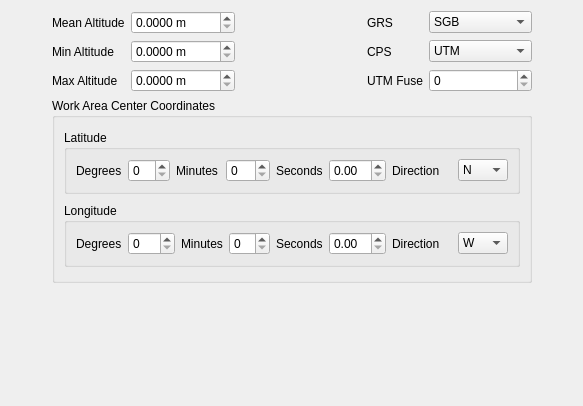
Before: the Qt Designer form interface/project/TerrainLayout.ui in e-foto/e-foto, drawn with Qt 5.
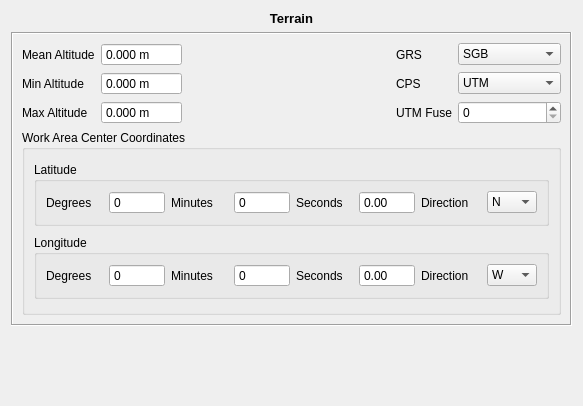
After: the same form once the commit is applied.

Commit message: Layouts updated and new FlightForm Added.

Diff of the .ui file:
```diff
--- a/interface/project/TerrainLayout.ui
+++ b/interface/project/TerrainLayout.ui
@@ -13,8 +13,223 @@
   <property name="windowTitle">
    <string>Form</string>
   </property>
-  <layout class="QGridLayout" name="gridLayout_2">
+  <layout class="QVBoxLayout" name="verticalLayout_3">
+   <item>
+    <widget class="QLabel" name="label_3">
+     <property name="text">
+      <string>&lt;!DOCTYPE HTML PUBLIC &quot;-//W3C//DTD HTML 4.0//EN&quot; &quot;http://www.w3.org/TR/REC-html40/strict.dtd&quot;&gt;
+&lt;html&gt;&lt;head&gt;&lt;meta name=&quot;qrichtext&quot; content=&quot;1&quot; /&gt;&lt;style type=&quot;text/css&quot;&gt;
+p, li { white-space: pre-wrap; }
+&lt;/style&gt;&lt;/head&gt;&lt;body style=&quot; font-family:'Sans'; font-size:10pt; font-weight:400; font-style:normal;&quot;&gt;
+&lt;p style=&quot; margin-top:0px; margin-bottom:0px; margin-left:0px; margin-right:0px; -qt-block-indent:0; text-indent:0px;&quot;&gt;&lt;span style=&quot; font-weight:600;&quot;&gt;Terrain&lt;/span&gt;&lt;/p&gt;&lt;/body&gt;&lt;/html&gt;</string>
+     </property>
+     <property name="alignment">
+      <set>Qt::AlignCenter</set>
+     </property>
+    </widget>
+   </item>
+   <item>
+    <widget class="QFrame" name="frame">
+     <property name="frameShape">
+      <enum>QFrame::Box</enum>
+     </property>
+     <property name="frameShadow">
+      <enum>QFrame::Sunken</enum>
+     </property>
+     <layout class="QVBoxLayout" name="verticalLayout">
+      <item>
+       <layout class="QGridLayout" name="gridLayout">
+        <item row="0" column="0">
+         <widget class="QLabel" name="meanAltitudeLabel">
+          <property name="minimumSize">
+           <size>
+            <width>0</width>
+            <height>0</height>
+           </size>
+          </property>
+          <property name="text">
+           <string>Mean Altitude</string>
+          </property>
+         </widget>
+        </item>
+        <item row="0" column="1">
+         <widget class="QDoubleSpinBox" name="meanAltSpinBox">
+          <property name="buttonSymbols">
+           <enum>QAbstractSpinBox::NoButtons</enum>
+          </property>
+          <property name="accelerated">
+           <bool>true</bool>
+          </property>
+          <property name="prefix">
+           <string/>
+          </property>
+          <property name="suffix">
+           <string> m</string>
+          </property>
+          <property name="decimals">
+           <number>3</number>
+          </property>
+          <property name="maximum">
+           <double>10000.000000000000000</double>
+          </property>
+         </widget>
+        </item>
+        <item row="1" column="0">
+         <widget class="QLabel" name="minAltitudeLabel">
+          <property name="minimumSize">
+           <size>
+            <width>0</width>
+            <height>0</height>
+           </size>
+          </property>
+          <property name="text">
+           <string>Min Altitude</string>
+          </property>
+         </widget>
+        </item>
    <item row="1" column="1">
+         <widget class="QDoubleSpinBox" name="minAltSpinBox">
+          <property name="buttonSymbols">
+           <enum>QAbstractSpinBox::NoButtons</enum>
+          </property>
+          <property name="accelerated">
+           <bool>true</bool>
+          </property>
+          <property name="prefix">
+           <string/>
+          </property>
+          <property name="suffix">
+           <string> m</string>
+          </property>
+          <property name="decimals">
+           <number>3</number>
+          </property>
+          <property name="maximum">
+           <double>10000.000000000000000</double>
+          </property>
+         </widget>
+        </item>
+        <item row="2" column="0">
+         <widget class="QLabel" name="maxAltitudeLabel">
+          <property name="minimumSize">
+           <size>
+            <width>0</width>
+            <height>0</height>
+           </size>
+          </property>
+          <property name="text">
+           <string>Max Altitude</string>
+          </property>
+         </widget>
+        </item>
+        <item row="2" column="1">
+         <widget class="QDoubleSpinBox" name="maxAltSpinBox">
+          <property name="buttonSymbols">
+           <enum>QAbstractSpinBox::NoButtons</enum>
+          </property>
+          <property name="accelerated">
+           <bool>true</bool>
+          </property>
+          <property name="suffix">
+           <string> m</string>
+          </property>
+          <property name="decimals">
+           <number>3</number>
+          </property>
+          <property name="maximum">
+           <double>10000.000000000000000</double>
+          </property>
+         </widget>
+        </item>
+        <item row="0" column="3">
+         <widget class="QLabel" name="label">
+          <property name="minimumSize">
+           <size>
+            <width>0</width>
+            <height>0</height>
+           </size>
+          </property>
+          <property name="text">
+           <string>GRS</string>
+          </property>
+         </widget>
+        </item>
+        <item row="0" column="4">
+         <widget class="QComboBox" name="grsComboBox">
+          <item>
+           <property name="text">
+            <string>SGB</string>
+           </property>
+          </item>
+          <item>
+           <property name="text">
+            <string>SIRGAS2000</string>
+           </property>
+          </item>
+          <item>
+           <property name="text">
+            <string>SAD69</string>
+           </property>
+          </item>
+          <item>
+           <property name="text">
+            <string>WGS84</string>
+           </property>
+          </item>
+         </widget>
+        </item>
+        <item row="1" column="4">
+         <widget class="QComboBox" name="cpsComboBox">
+          <item>
+           <property name="text">
+            <string>UTM</string>
+           </property>
+          </item>
+         </widget>
+        </item>
+        <item row="1" column="3">
+         <widget class="QLabel" name="label_2">
+          <property name="minimumSize">
+           <size>
+            <width>0</width>
+            <height>0</height>
+           </size>
+          </property>
+          <property name="text">
+           <string>CPS</string>
+          </property>
+         </widget>
+        </item>
+        <item row="1" column="2">
+         <spacer name="horizontalSpacer">
+          <property name="orientation">
+           <enum>Qt::Horizontal</enum>
+          </property>
+          <property name="sizeHint" stdset="0">
+           <size>
+            <width>30</width>
+            <height>20</height>
+           </size>
+          </property>
+         </spacer>
+        </item>
+        <item row="2" column="3">
+         <widget class="QLabel" name="label_10">
+          <property name="text">
+           <string>UTM Fuse</string>
+          </property>
+         </widget>
+        </item>
+        <item row="2" column="4">
+         <widget class="QSpinBox" name="utmFuseSpin">
+          <property name="maximum">
+           <number>60</number>
+          </property>
+         </widget>
+        </item>
+       </layout>
+      </item>
+      <item>
     <widget class="QGroupBox" name="groupBox">
      <property name="sizePolicy">
       <sizepolicy hsizetype="Preferred" vsizetype="Preferred">
@@ -55,6 +270,9 @@
            </item>
            <item>
             <widget class="QSpinBox" name="latDegreeSpin">
+                <property name="buttonSymbols">
+                 <enum>QAbstractSpinBox::NoButtons</enum>
+                </property>
              <property name="accelerated">
               <bool>true</bool>
              </property>
@@ -76,6 +294,9 @@
            </item>
            <item>
             <widget class="QSpinBox" name="latMinutesSpin">
+                <property name="buttonSymbols">
+                 <enum>QAbstractSpinBox::NoButtons</enum>
+                </property>
              <property name="accelerated">
               <bool>true</bool>
              </property>
@@ -109,6 +330,9 @@
                <height>16777215</height>
               </size>
              </property>
+                <property name="buttonSymbols">
+                 <enum>QAbstractSpinBox::NoButtons</enum>
+                </property>
              <property name="accelerated">
               <bool>true</bool>
              </property>
@@ -215,6 +439,9 @@
            </item>
            <item>
             <widget class="QSpinBox" name="longDegreeSpin">
+                <property name="buttonSymbols">
+                 <enum>QAbstractSpinBox::NoButtons</enum>
+                </property>
              <property name="accelerated">
               <bool>true</bool>
              </property>
@@ -236,6 +463,9 @@
            </item>
            <item>
             <widget class="QSpinBox" name="longMinutesSpin">
+                <property name="buttonSymbols">
+                 <enum>QAbstractSpinBox::NoButtons</enum>
+                </property>
              <property name="accelerated">
               <bool>true</bool>
              </property>
@@ -269,6 +499,9 @@
                <height>16777215</height>
               </size>
              </property>
+                <property name="buttonSymbols">
+                 <enum>QAbstractSpinBox::NoButtons</enum>
+                </property>
              <property name="accelerated">
               <bool>true</bool>
              </property>
@@ -340,216 +573,10 @@
      </layout>
     </widget>
    </item>
-   <item row="0" column="1">
-    <layout class="QGridLayout" name="gridLayout">
-     <item row="0" column="0">
-      <widget class="QLabel" name="meanAltitudeLabel">
-       <property name="minimumSize">
-        <size>
-         <width>0</width>
-         <height>0</height>
-        </size>
-       </property>
-       <property name="text">
-        <string>Mean Altitude</string>
-       </property>
-      </widget>
-     </item>
-     <item row="0" column="1">
-      <widget class="QDoubleSpinBox" name="meanAltSpinBox">
-       <property name="accelerated">
-        <bool>true</bool>
-       </property>
-       <property name="prefix">
-        <string/>
-       </property>
-       <property name="suffix">
-        <string> m</string>
-       </property>
-       <property name="decimals">
-        <number>4</number>
-       </property>
-       <property name="maximum">
-        <double>10000.000000000000000</double>
-       </property>
-      </widget>
-     </item>
-     <item row="1" column="0">
-      <widget class="QLabel" name="minAltitudeLabel">
-       <property name="minimumSize">
-        <size>
-         <width>0</width>
-         <height>0</height>
-        </size>
-       </property>
-       <property name="text">
-        <string>Min Altitude</string>
-       </property>
-      </widget>
-     </item>
-     <item row="1" column="1">
-      <widget class="QDoubleSpinBox" name="minAltSpinBox">
-       <property name="accelerated">
-        <bool>true</bool>
-       </property>
-       <property name="prefix">
-        <string/>
-       </property>
-       <property name="suffix">
-        <string> m</string>
-       </property>
-       <property name="decimals">
-        <number>4</number>
-       </property>
-       <property name="maximum">
-        <double>10000.000000000000000</double>
-       </property>
-      </widget>
-     </item>
-     <item row="2" column="0">
-      <widget class="QLabel" name="maxAltitudeLabel">
-       <property name="minimumSize">
-        <size>
-         <width>0</width>
-         <height>0</height>
-        </size>
-       </property>
-       <property name="text">
-        <string>Max Altitude</string>
-       </property>
-      </widget>
-     </item>
-     <item row="2" column="1">
-      <widget class="QDoubleSpinBox" name="maxAltSpinBox">
-       <property name="accelerated">
-        <bool>true</bool>
-       </property>
-       <property name="suffix">
-        <string> m</string>
-       </property>
-       <property name="decimals">
-        <number>4</number>
-       </property>
-       <property name="maximum">
-        <double>10000.000000000000000</double>
-       </property>
-      </widget>
-     </item>
-     <item row="0" column="3">
-      <widget class="QLabel" name="label">
-       <property name="minimumSize">
-        <size>
-         <width>0</width>
-         <height>0</height>
-        </size>
-       </property>
-       <property name="text">
-        <string>GRS</string>
-       </property>
-      </widget>
-     </item>
-     <item row="0" column="4">
-      <widget class="QComboBox" name="grsComboBox">
-       <item>
-        <property name="text">
-         <string>SGB</string>
-        </property>
-       </item>
-       <item>
-        <property name="text">
-         <string>SIRGAS2000</string>
-        </property>
-       </item>
-       <item>
-        <property name="text">
-         <string>SAD69</string>
-        </property>
-       </item>
-       <item>
-        <property name="text">
-         <string>WGS84</string>
-        </property>
-       </item>
-      </widget>
-     </item>
-     <item row="1" column="4">
-      <widget class="QComboBox" name="cpsComboBox">
-       <item>
-        <property name="text">
-         <string>UTM</string>
-        </property>
-       </item>
-      </widget>
-     </item>
-     <item row="1" column="3">
-      <widget class="QLabel" name="label_2">
-       <property name="minimumSize">
-        <size>
-         <width>0</width>
-         <height>0</height>
-        </size>
-       </property>
-       <property name="text">
-        <string>CPS</string>
-       </property>
-      </widget>
-     </item>
-     <item row="1" column="2">
-      <spacer name="horizontalSpacer">
-       <property name="orientation">
-        <enum>Qt::Horizontal</enum>
-       </property>
-       <property name="sizeHint" stdset="0">
-        <size>
-         <width>30</width>
-         <height>20</height>
-        </size>
-       </property>
-      </spacer>
-     </item>
-     <item row="2" column="3">
-      <widget class="QLabel" name="label_10">
-       <property name="text">
-        <string>UTM Fuse</string>
-       </property>
-      </widget>
-     </item>
-     <item row="2" column="4">
-      <widget class="QSpinBox" name="utmFuseSpin">
-       <property name="maximum">
-        <number>60</number>
-       </property>
-      </widget>
-     </item>
-    </layout>
+     </layout>
+    </widget>
    </item>
-   <item row="0" column="0">
-    <spacer name="horizontalSpacer_4">
-     <property name="orientation">
-      <enum>Qt::Horizontal</enum>
-     </property>
-     <property name="sizeHint" stdset="0">
-      <size>
-       <width>40</width>
-       <height>20</height>
-      </size>
-     </property>
-    </spacer>
-   </item>
-   <item row="0" column="2">
-    <spacer name="horizontalSpacer_5">
-     <property name="orientation">
-      <enum>Qt::Horizontal</enum>
-     </property>
-     <property name="sizeHint" stdset="0">
-      <size>
-       <width>40</width>
-       <height>20</height>
-      </size>
-     </property>
-    </spacer>
-   </item>
-   <item row="2" column="1">
+   <item>
     <spacer name="verticalSpacer">
      <property name="orientation">
       <enum>Qt::Vertical</enum>
```
Lines whose indentation alone changed are shown as unchanged. The commit also changes 16 other files.
